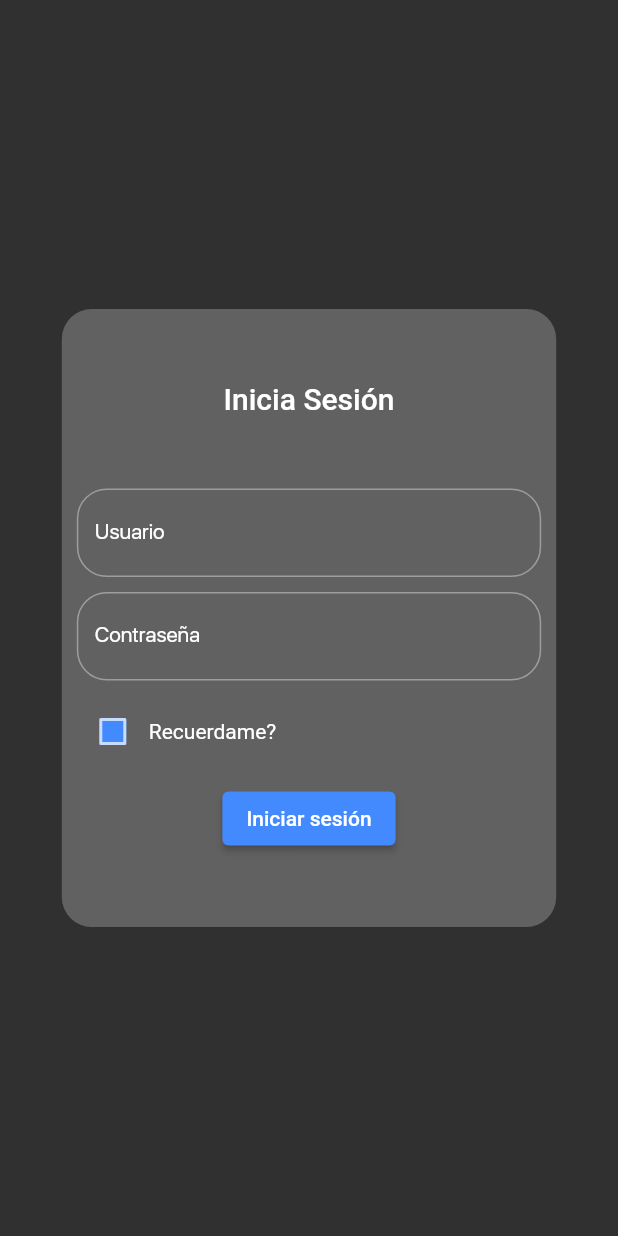
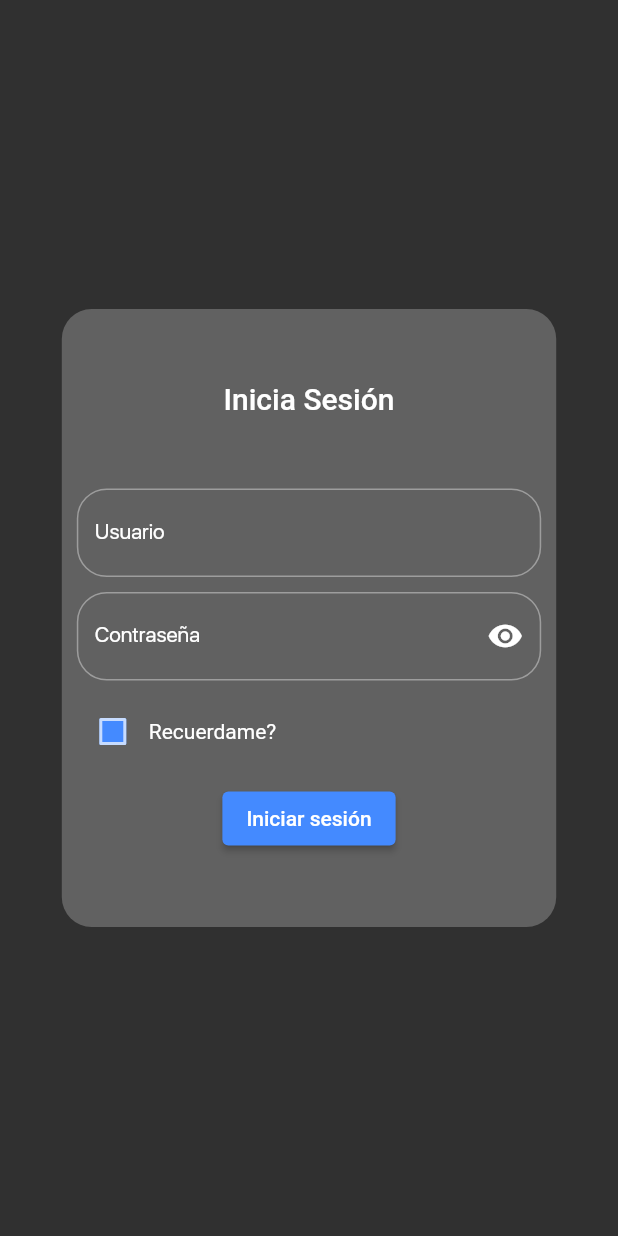
Before and after one commit to TheSebasx11/security-nfc, a Flutter app: the LoginScreen screen opened directly, on a phone screen of 412 x 824 dp. Run offline on Flutter 3.47's test engine with Material 2 defaults, Android fonts, the phone set to English and light mode, and no system bars; missing offline and left inert: nfc_manager, responsive_grid_list, web3dart.

```diff
--- a/lib/components/doctor_widgets.dart
+++ b/lib/components/doctor_widgets.dart
@@ -63,7 +63,11 @@ Widget CitasWidget({required Map data}) => SafeArea(
       child: ListView.builder(
         physics: const BouncingScrollPhysics(),
         itemCount: 7,
-        itemBuilder: (context, index) => const CitaWidget(),
+        itemBuilder: (context, index) => CitaWidget(
+          desc: data["data"][0]["desc"],
+          doctor: data["data"][0]["doctor"],
+          reason: data["data"][0]["reason"],
+        ),
       ),
     );
 
--- a/lib/components/form_txt_field.dart
+++ b/lib/components/form_txt_field.dart
@@ -3,9 +3,13 @@ import 'package:flutter/material.dart';
 class FormTextFieldWidget extends StatelessWidget {
   final String label;
   final TextEditingController controller;
-  const FormTextFieldWidget(
-      {Key? key, required this.label, required this.controller})
-      : super(key: key);
+  final bool isVisible;
+  const FormTextFieldWidget({
+    Key? key,
+    required this.label,
+    required this.controller,
+    required this.isVisible,
+  }) : super(key: key);
 
   @override
   Widget build(BuildContext context) {
@@ -13,6 +17,7 @@ class FormTextFieldWidget extends StatelessWidget {
     return TextFormField(
       cursorColor: theme.primaryColor,
       controller: controller,
+      obscureText: !isVisible,
       decoration: InputDecoration(
         fillColor: theme.primaryColor,
         focusColor: theme.primaryColor,
--- a/lib/providers/nfc_service.dart
+++ b/lib/providers/nfc_service.dart
@@ -34,7 +34,7 @@ class NFCServices extends ChangeNotifier {
   final String _privatekey =
       //"8a5426c6e4c2182bf7524044dd4644293c90d3db54657d567601d2721e34b563";
       //"56e1a14f6af0b926f6f99b863cd4c9972b3753f255b74aba8aff3779430c9016";
-      "acef6e6be0c52d82353ac310d6065b46551edf69cc3bdaa6dad66b5acfef4660";
+      "60d53628e94c9c129a63a6b80f503196f4a74d7364cf5f2fec77bace335879b5";
 
   late DeployedContract _deployedContract;
   late ContractFunction _createNFC;
--- a/lib/screens/login_screen.dart
+++ b/lib/screens/login_screen.dart
@@ -1,6 +1,11 @@
+import 'dart:developer';
+
 import 'package:flutter/material.dart';
+import 'package:provider/provider.dart';
 import 'package:security_test/components/index.dart';
+import 'package:security_test/providers/user_service.dart';
 import 'package:security_test/screens/screens.dart';
+import 'package:security_test/shared/role_enum.dart';
 
 class LoginScreen extends StatefulWidget {
   const LoginScreen({Key? key}) : super(key: key);
@@ -15,6 +20,7 @@ class _LoginScreenState extends State<LoginScreen> {
   ];
 
   bool remember = false;
+  bool visiblePass = false;
 
   Widget getView(String key) {
     Map views = const {
@@ -30,7 +36,7 @@ class _LoginScreenState extends State<LoginScreen> {
   Widget build(BuildContext context) {
     final theme = Theme.of(context);
     final size = MediaQuery.of(context).size;
-
+    UserServices userServices = Provider.of(context);
     return Scaffold(
       body: SafeArea(
           child: Center(
@@ -49,10 +55,30 @@ class _LoginScreenState extends State<LoginScreen> {
                 Text('Inicia Sesión', style: theme.textTheme.titleLarge),
                 const Spacer(),
                 FormTextFieldWidget(
-                    label: "Usuario", controller: controllers[0]),
+                  label: "Usuario",
+                  controller: controllers[0],
+                  isVisible: true,
+                ),
                 const SizedBox(height: 10),
-                FormTextFieldWidget(
-                    label: "Contraseña", controller: controllers[1]),
+                Stack(
+                  alignment: Alignment.centerRight,
+                  children: [
+                    FormTextFieldWidget(
+                      label: "Contraseña",
+                      controller: controllers[1],
+                      isVisible: visiblePass,
+                    ),
+                    IconButton(
+                        onPressed: () {
+                          visiblePass = !visiblePass;
+
+                          setState(() {});
+                        },
+                        icon: Icon(visiblePass
+                            ? Icons.visibility_off
+                            : Icons.visibility)),
+                  ],
+                ),
                 const SizedBox(height: 10),
                 Row(children: [
                   Checkbox(
@@ -66,19 +92,24 @@ class _LoginScreenState extends State<LoginScreen> {
                 const SizedBox(height: 10),
                 ElevatedButton(
                   child: const Text('Iniciar sesión'),
-                  onPressed: () {
+                  onPressed: () async {
+                    //await userServices.loginUser(
+                    //   controllers[0].text, controllers[1].text);
+
                     Navigator.push(
                         context,
                         MaterialPageRoute(
                           builder: (context) => getView(controllers[0].text),
                         ));
-                    // if (controllers[0].text == "usuario") {
+                    // if (userServices.userRole == Role.patient) {
+
                     //   Navigator.push(
                     //     context,
                     //     MaterialPageRoute(
                     //         builder: (context) => const MainUserScreen()),
                     //   );
-                    // } else if (controllers[0].text == "doctor") {
+                    // } else if (userServices.userRole == Role.doctor) {
+
                     //   Navigator.push(
                     //     context,
                     //     MaterialPageRoute(
--- /dev/null
+++ b/lib/shared/role_enum.dart
@@ -0,0 +1 @@
+enum Role { patient, doctor }
--- /dev/null
+++ b/lib/src/endpoint.dart
@@ -0,0 +1,3 @@
+const String _baseUrl = "https://nfc-health-securty-production.up.railway.app";
+
+String getLoginRoute() => "$_baseUrl/auth/login";
--- a/pubspec.yaml
+++ b/pubspec.yaml
@@ -69,7 +69,7 @@ flutter:
   #   - images/a_dot_ham.jpeg
   assets:
     - build/contracts/NFCContracts.json
-    - build/contracts/Auth.json
+    #- build/contracts/Auth.json
 
   fonts:
     - family: EspecialFont
```
Also changed, not shown: lib/components/cita_widget.dart (+8 -1 lines), lib/main.dart (+4 -3 lines), lib/providers/user_service.dart (+28 -53 lines), lib/screens/doctor_screens/scan_screen.dart (+21 -21 lines), lib/screens/user_screens/nfc_user_screen.dart (+14 -13 lines), package-lock.json, 8 other files.
